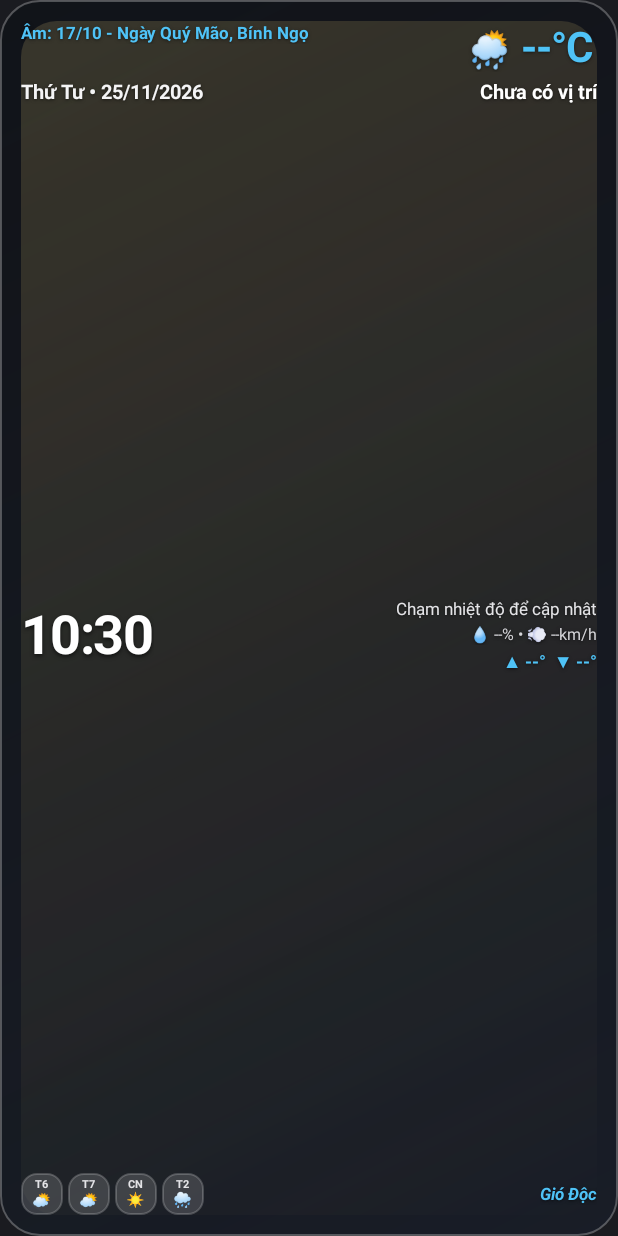
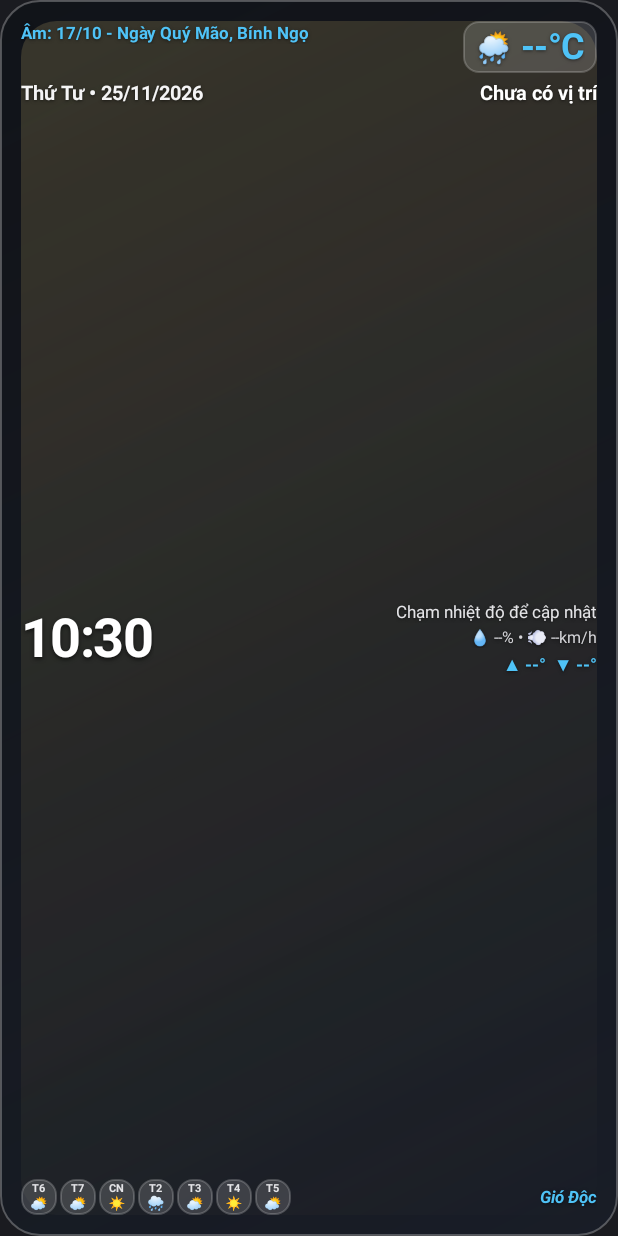
Before and after one commit to duynghiduc2000-vn/thoi-tiet-am-lich, an Android app built with Jetpack Compose: the layout widget_weather_lunar.xml on its own in the app's theme, with its tools: preview values and no code run, on a phone screen of 412 x 824 dp. Run offline under Robolectric (Android 15) with nearby library versions, the phone set to English and light mode, and no system bars.

Commit message:
Update widget_weather_lunar.xml

```diff
--- a/app/src/main/res/layout/widget_weather_lunar.xml
+++ b/app/src/main/res/layout/widget_weather_lunar.xml
@@ -16,7 +16,7 @@
         android:scaleType="fitXY"
         android:src="@drawable/fx_weather_clear" />
 
-    <!-- Dòng Âm lịch trên cùng bên trái: chỉ chừa chỗ cho cụm nhiệt độ nhỏ gọn bên phải -->
+    <!-- Dòng Âm lịch trên cùng bên trái: chỉ chừa chỗ cho cụm nhiệt độ bo khung bên phải -->
     <TextView
         android:id="@+id/tv_lunar_date"
         android:layout_width="wrap_content"
@@ -36,29 +36,31 @@
         android:textSize="11.5sp"
         android:textStyle="bold" />
 
-    <!-- Biểu tượng thời tiết + Nhiệt độ hiện tại trên cùng bên phải -->
+    <!-- Biểu tượng thời tiết + Nhiệt độ hiện tại bo khung ở góc trên bên phải -->
     <LinearLayout
         android:id="@+id/btn_refresh_weather"
         android:layout_width="wrap_content"
         android:layout_height="wrap_content"
         android:layout_alignParentTop="true"
         android:layout_alignParentEnd="true"
+        android:background="@drawable/bg_widget_forecast_chip"
         android:gravity="center_vertical"
         android:orientation="horizontal"
-        android:padding="1dp">
+        android:paddingHorizontal="8dp"
+        android:paddingVertical="3dp">
 
         <TextView
             android:id="@+id/tv_weather_emoji"
             android:layout_width="wrap_content"
             android:layout_height="wrap_content"
-            android:layout_marginEnd="6dp"
+            android:layout_marginEnd="5dp"
             android:maxLines="1"
             android:shadowColor="#80000000"
             android:shadowDx="0"
             android:shadowDy="1"
             android:shadowRadius="2"
             android:text="🌦️"
-            android:textSize="24sp" />
+            android:textSize="20sp" />
 
         <TextView
             android:id="@+id/tv_current_temp"
@@ -73,7 +75,7 @@
             android:shadowRadius="2"
             android:text="--°C"
             android:textColor="#4FC3F7"
-            android:textSize="28sp"
+            android:textSize="24sp"
             android:textStyle="bold" />
     </LinearLayout>
 
@@ -83,7 +85,7 @@
         android:layout_width="match_parent"
         android:layout_height="wrap_content"
         android:layout_below="@+id/btn_refresh_weather"
-        android:layout_marginTop="2dp">
+        android:layout_marginTop="3dp">
 
         <!-- Dòng Dương lịch -->
         <TextView
@@ -219,7 +221,7 @@
             android:textStyle="bold" />
     </LinearLayout>
 
-    <!-- Hàng dưới cùng: 4 ô vuông nhỏ gọn ở góc dưới bên trái + chữ ký thẳng hàng bên phải -->
+    <!-- Hàng dưới cùng: 7 ô vuông nhỏ gọn ở góc dưới bên trái + chữ ký thẳng hàng bên phải -->
     <RelativeLayout
         android:id="@+id/bottom_row"
         android:layout_width="match_parent"
@@ -228,12 +230,12 @@
         android:layout_marginTop="4dp">
 
         <LinearLayout
-            android:id="@+id/forecast_4days_row"
+            android:id="@+id/forecast_7days_row"
             android:layout_width="wrap_content"
             android:layout_height="wrap_content"
             android:layout_alignParentStart="true"
             android:layout_centerVertical="true"
-            android:layout_marginEnd="8dp"
+            android:layout_marginEnd="6dp"
             android:layout_toStartOf="@+id/tv_signature"
             android:gravity="center_vertical"
             android:orientation="horizontal">
@@ -241,9 +243,9 @@
             <!-- Ô vuông ngày 1 -->
             <LinearLayout
                 android:id="@+id/card_forecast_day_1"
-                android:layout_width="28dp"
-                android:layout_height="28dp"
-                android:layout_marginEnd="3dp"
+                android:layout_width="24dp"
+                android:layout_height="24dp"
+                android:layout_marginEnd="2dp"
                 android:background="@drawable/bg_widget_forecast_chip"
                 android:gravity="center"
                 android:orientation="vertical"
@@ -257,7 +259,7 @@
                     android:maxLines="1"
                     android:text="T6"
                     android:textColor="#E4E4E7"
-                    android:textSize="7.5sp"
+                    android:textSize="7sp"
                     android:textStyle="bold" />
 
                 <TextView
@@ -267,22 +269,15 @@
                     android:includeFontPadding="false"
                     android:maxLines="1"
                     android:text="⛅"
-                    android:textSize="10sp" />
-
-                <TextView
-                    android:id="@+id/tv_forecast_day_1_temp"
-                    android:layout_width="wrap_content"
-                    android:layout_height="0dp"
-                    android:layout_weight="0"
-                    android:visibility="gone" />
+                    android:textSize="9sp" />
             </LinearLayout>
 
             <!-- Ô vuông ngày 2 -->
             <LinearLayout
                 android:id="@+id/card_forecast_day_2"
-                android:layout_width="28dp"
-                android:layout_height="28dp"
-                android:layout_marginEnd="3dp"
+                android:layout_width="24dp"
+                android:layout_height="24dp"
+                android:layout_marginEnd="2dp"
                 android:background="@drawable/bg_widget_forecast_chip"
                 android:gravity="center"
                 android:orientation="vertical"
@@ -296,7 +291,7 @@
                     android:maxLines="1"
                     android:text="T7"
                     android:textColor="#E4E4E7"
-                    android:textSize="7.5sp"
+                    android:textSize="7sp"
                     android:textStyle="bold" />
 
                 <TextView
@@ -306,22 +301,15 @@
                     android:includeFontPadding="false"
                     android:maxLines="1"
                     android:text="⛅"
-                    android:textSize="10sp" />
-
-                <TextView
-                    android:id="@+id/tv_forecast_day_2_temp"
-                    android:layout_width="wrap_content"
-                    android:layout_height="0dp"
-                    android:layout_weight="0"
-                    android:visibility="gone" />
+                    android:textSize="9sp" />
             </LinearLayout>
 
             <!-- Ô vuông ngày 3 -->
             <LinearLayout
                 android:id="@+id/card_forecast_day_3"
-                android:layout_width="28dp"
-                android:layout_height="28dp"
-                android:layout_marginEnd="3dp"
+                android:layout_width="24dp"
+                android:layout_height="24dp"
+                android:layout_marginEnd="2dp"
                 android:background="@drawable/bg_widget_forecast_chip"
                 android:gravity="center"
                 android:orientation="vertical"
@@ -335,7 +323,7 @@
                     android:maxLines="1"
                     android:text="CN"
                     android:textColor="#E4E4E7"
-                    android:textSize="7.5sp"
+                    android:textSize="7sp"
                     android:textStyle="bold" />
 
                 <TextView
@@ -345,21 +333,15 @@
                     android:includeFontPadding="false"
                     android:maxLines="1"
                     android:text="☀️"
-                    android:textSize="10sp" />
-
-                <TextView
-                    android:id="@+id/tv_forecast_day_3_temp"
-                    android:layout_width="wrap_content"
-                    android:layout_height="0dp"
-                    android:layout_weight="0"
-                    android:visibility="gone" />
+                    android:textSize="9sp" />
             </LinearLayout>
 
             <!-- Ô vuông ngày 4 -->
             <LinearLayout
                 android:id="@+id/card_forecast_day_4"
-                android:layout_width="28dp"
-                android:layout_height="28dp"
+                android:layout_width="24dp"
+                android:layout_height="24dp"
+                android:layout_marginEnd="2dp"
                 android:background="@drawable/bg_widget_forecast_chip"
                 android:gravity="center"
                 android:orientation="vertical"
@@ -373,7 +355,7 @@
                     android:maxLines="1"
                     android:text="T2"
                     android:textColor="#E4E4E7"
-                    android:textSize="7.5sp"
+                    android:textSize="7sp"
                     android:textStyle="bold" />
 
                 <TextView
@@ -383,14 +365,102 @@
                     android:includeFontPadding="false"
                     android:maxLines="1"
                     android:text="🌧️"
-                    android:textSize="10sp" />
+                    android:textSize="9sp" />
+            </LinearLayout>
+
+            <!-- Ô vuông ngày 5 -->
+            <LinearLayout
+                android:id="@+id/card_forecast_day_5"
+                android:layout_width="24dp"
+                android:layout_height="24dp"
+                android:layout_marginEnd="2dp"
+                android:background="@drawable/bg_widget_forecast_chip"
+                android:gravity="center"
+                android:orientation="vertical"
+                android:padding="1dp">
 
                 <TextView
-                    android:id="@+id/tv_forecast_day_4_temp"
+                    android:id="@+id/tv_forecast_day_5_label"
                     android:layout_width="wrap_content"
-                    android:layout_height="0dp"
-                    android:layout_weight="0"
-                    android:visibility="gone" />
+                    android:layout_height="wrap_content"
+                    android:includeFontPadding="false"
+                    android:maxLines="1"
+                    android:text="T3"
+                    android:textColor="#E4E4E7"
+                    android:textSize="7sp"
+                    android:textStyle="bold" />
+
+                <TextView
+                    android:id="@+id/tv_forecast_day_5_icon"
+                    android:layout_width="wrap_content"
+                    android:layout_height="wrap_content"
+                    android:includeFontPadding="false"
+                    android:maxLines="1"
+                    android:text="⛅"
+                    android:textSize="9sp" />
+            </LinearLayout>
+
+            <!-- Ô vuông ngày 6 -->
+            <LinearLayout
+                android:id="@+id/card_forecast_day_6"
+                android:layout_width="24dp"
+                android:layout_height="24dp"
+                android:layout_marginEnd="2dp"
+                android:background="@drawable/bg_widget_forecast_chip"
+                android:gravity="center"
+                android:orientation="vertical"
+                android:padding="1dp">
+
+                <TextView
+                    android:id="@+id/tv_forecast_day_6_label"
+                    android:layout_width="wrap_content"
+                    android:layout_height="wrap_content"
+                    android:includeFontPadding="false"
+                    android:maxLines="1"
+                    android:text="T4"
+                    android:textColor="#E4E4E7"
+                    android:textSize="7sp"
+                    android:textStyle="bold" />
+
+                <TextView
+                    android:id="@+id/tv_forecast_day_6_icon"
+                    android:layout_width="wrap_content"
+                    android:layout_height="wrap_content"
+                    android:includeFontPadding="false"
+                    android:maxLines="1"
+                    android:text="☀️"
+                    android:textSize="9sp" />
+            </LinearLayout>
+
+            <!-- Ô vuông ngày 7 -->
+            <LinearLayout
+                android:id="@+id/card_forecast_day_7"
+                android:layout_width="24dp"
+                android:layout_height="24dp"
+                android:background="@drawable/bg_widget_forecast_chip"
+                android:gravity="center"
+                android:orientation="vertical"
+                android:padding="1dp">
+
+                <TextView
+                    android:id="@+id/tv_forecast_day_7_label"
+                    android:layout_width="wrap_content"
+                    android:layout_height="wrap_content"
+                    android:includeFontPadding="false"
+                    android:maxLines="1"
+                    android:text="T5"
+                    android:textColor="#E4E4E7"
+                    android:textSize="7sp"
+                    android:textStyle="bold" />
+
+                <TextView
+                    android:id="@+id/tv_forecast_day_7_icon"
+                    android:layout_width="wrap_content"
+                    android:layout_height="wrap_content"
+                    android:includeFontPadding="false"
+                    android:maxLines="1"
+                    android:text="⛅"
+                    android:textSize="9sp" />
             </LinearLayout>
         </LinearLayout>
 
@@ -408,7 +478,7 @@
             android:shadowRadius="2"
             android:text="Gió Độc"
             android:textColor="#4FC3F7"
-            android:textSize="11.5sp"
+            android:textSize="11sp"
             android:textStyle="italic|bold" />
     </RelativeLayout>
 
```
